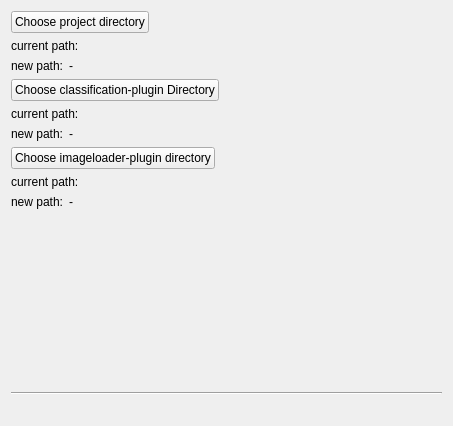
The window that globalsettingswidget.ui (Joensw/RCAIT) describes before a commit, drawn with Qt 5.
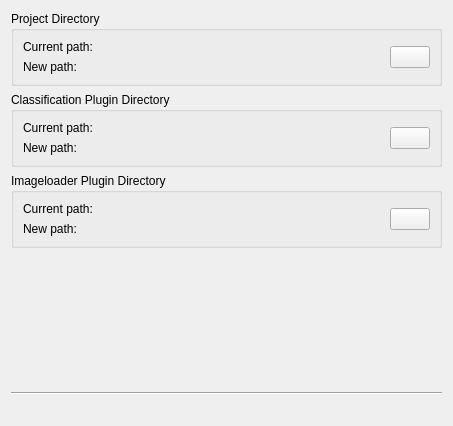
The same window after the commit. Icons and pictures are not drawn.

Commit message: Revamp 'Global settings' widget

The edit to the form file:
```diff
--- a/globalsettingswidget.ui
+++ b/globalsettingswidget.ui
@@ -13,32 +13,38 @@
   <property name="windowTitle">
    <string>Global settings</string>
   </property>
-  <layout class="QVBoxLayout" name="verticalLayout_5">
-   <item>
-    <layout class="QHBoxLayout" name="horizontalLayout_9">
-     <item>
+  <layout class="QGridLayout" name="gridLayout">
+   <item row="6" column="0">
+    <spacer name="verticalSpacer">
+     <property name="orientation">
+      <enum>Qt::Vertical</enum>
+     </property>
+     <property name="sizeHint" stdset="0">
+      <size>
+       <width>20</width>
+       <height>40</height>
+      </size>
+     </property>
+    </spacer>
+   </item>
+   <item row="0" column="0">
+    <widget class="QGroupBox" name="groupBox">
+     <property name="title">
+      <string>Project Directory</string>
+     </property>
+     <layout class="QGridLayout" name="gridLayout_2" columnstretch="1,0">
+      <item row="0" column="1">
       <widget class="QPushButton" name="pushButton_project">
        <property name="text">
-        <string>Choose project directory</string>
+         <string/>
+        </property>
+        <property name="icon">
+         <iconset resource="UI_Icons.qrc">
+          <normaloff>:/Resources/UISymbols/UI_Folder_Icon.svg</normaloff>:/Resources/UISymbols/UI_Folder_Icon.svg</iconset>
        </property>
       </widget>
      </item>
-     <item>
-      <spacer name="horizontalSpacer_3">
-       <property name="orientation">
-        <enum>Qt::Horizontal</enum>
-       </property>
-       <property name="sizeHint" stdset="0">
-        <size>
-         <width>40</width>
-         <height>20</height>
-        </size>
-       </property>
-      </spacer>
-     </item>
-    </layout>
-   </item>
-   <item>
+      <item row="0" column="0">
     <layout class="QVBoxLayout" name="verticalLayout_3">
      <item>
       <layout class="QHBoxLayout" name="horizontalLayout_6">
@@ -51,7 +57,7 @@
           </sizepolicy>
          </property>
          <property name="text">
-          <string>current path:</string>
+             <string>Current path:</string>
          </property>
         </widget>
        </item>
@@ -78,14 +84,14 @@
           </sizepolicy>
          </property>
          <property name="text">
-          <string>new path:</string>
+             <string>New path:</string>
          </property>
         </widget>
        </item>
        <item>
         <widget class="QLabel" name="label_projectsDir_new">
          <property name="text">
-          <string>-</string>
+             <string/>
          </property>
          <property name="scaledContents">
           <bool>true</bool>
@@ -96,31 +102,57 @@
      </item>
     </layout>
    </item>
+     </layout>
+    </widget>
+   </item>
+   <item row="7" column="0">
+    <layout class="QVBoxLayout" name="verticalLayout_4">
    <item>
-    <layout class="QHBoxLayout" name="horizontalLayout_8">
+      <widget class="Line" name="line">
+       <property name="orientation">
+        <enum>Qt::Horizontal</enum>
+       </property>
+      </widget>
+     </item>
      <item>
+      <widget class="QLabel" name="label_information">
+       <property name="sizePolicy">
+        <sizepolicy hsizetype="Preferred" vsizetype="Maximum">
+         <horstretch>0</horstretch>
+         <verstretch>0</verstretch>
+        </sizepolicy>
+       </property>
+       <property name="styleSheet">
+        <string notr="true">QLabel { color : green; }</string>
+       </property>
+       <property name="text">
+        <string/>
+       </property>
+      </widget>
+     </item>
+    </layout>
+   </item>
+   <item row="3" column="0">
+    <layout class="QHBoxLayout" name="horizontalLayout_8"/>
+   </item>
+   <item row="1" column="0">
+    <widget class="QGroupBox" name="groupBox_2">
+     <property name="title">
+      <string>Classification Plugin Directory</string>
+     </property>
+     <layout class="QGridLayout" name="gridLayout_3" columnstretch="1,0">
+      <item row="0" column="1">
       <widget class="QPushButton" name="pushButton_classification">
        <property name="text">
-        <string>Choose classification-plugin Directory</string>
+         <string/>
+        </property>
+        <property name="icon">
+         <iconset resource="UI_Icons.qrc">
+          <normaloff>:/Resources/UISymbols/UI_Folder_Icon.svg</normaloff>:/Resources/UISymbols/UI_Folder_Icon.svg</iconset>
        </property>
       </widget>
      </item>
-     <item>
-      <spacer name="horizontalSpacer_2">
-       <property name="orientation">
-        <enum>Qt::Horizontal</enum>
-       </property>
-       <property name="sizeHint" stdset="0">
-        <size>
-         <width>40</width>
-         <height>20</height>
-        </size>
-       </property>
-      </spacer>
-     </item>
-    </layout>
-   </item>
-   <item>
+      <item row="0" column="0">
     <layout class="QVBoxLayout" name="verticalLayout_2">
      <item>
       <layout class="QHBoxLayout" name="horizontalLayout_4">
@@ -133,7 +165,7 @@
           </sizepolicy>
          </property>
          <property name="text">
-          <string>current path:</string>
+             <string>Current path:</string>
          </property>
         </widget>
        </item>
@@ -160,14 +192,14 @@
           </sizepolicy>
          </property>
          <property name="text">
-          <string>new path:</string>
+             <string>New path:</string>
          </property>
         </widget>
        </item>
        <item>
         <widget class="QLabel" name="label_classificationDir_new">
          <property name="text">
-          <string>-</string>
+             <string/>
          </property>
          <property name="scaledContents">
           <bool>false</bool>
@@ -178,31 +210,33 @@
      </item>
     </layout>
    </item>
-   <item>
-    <layout class="QHBoxLayout" name="horizontalLayout_7">
-     <item>
+     </layout>
+    </widget>
+   </item>
+   <item row="2" column="0">
+    <widget class="QGroupBox" name="groupBox_3">
+     <property name="title">
+      <string>Imageloader Plugin Directory</string>
+     </property>
+     <layout class="QGridLayout" name="gridLayout_4" columnstretch="1,0">
+      <item row="0" column="1">
       <widget class="QPushButton" name="pushButton_imageLoader">
+        <property name="sizePolicy">
+         <sizepolicy hsizetype="Fixed" vsizetype="Fixed">
+          <horstretch>0</horstretch>
+          <verstretch>0</verstretch>
+         </sizepolicy>
+        </property>
        <property name="text">
-        <string>Choose imageloader-plugin directory</string>
+         <string/>
+        </property>
+        <property name="icon">
+         <iconset resource="UI_Icons.qrc">
+          <normaloff>:/Resources/UISymbols/UI_Folder_Icon.svg</normaloff>:/Resources/UISymbols/UI_Folder_Icon.svg</iconset>
        </property>
       </widget>
      </item>
-     <item>
-      <spacer name="horizontalSpacer">
-       <property name="orientation">
-        <enum>Qt::Horizontal</enum>
-       </property>
-       <property name="sizeHint" stdset="0">
-        <size>
-         <width>40</width>
-         <height>20</height>
-        </size>
-       </property>
-      </spacer>
-     </item>
-    </layout>
-   </item>
-   <item>
+      <item row="0" column="0">
     <layout class="QVBoxLayout" name="verticalLayout">
      <item>
       <layout class="QHBoxLayout" name="horizontalLayout">
@@ -215,7 +249,7 @@
           </sizepolicy>
          </property>
          <property name="text">
-          <string>current path:</string>
+             <string>Current path:</string>
          </property>
         </widget>
        </item>
@@ -233,6 +267,9 @@
      </item>
      <item>
       <layout class="QHBoxLayout" name="horizontalLayout_2">
+          <property name="spacing">
+           <number>0</number>
+          </property>
        <item>
         <widget class="QLabel" name="label_3">
          <property name="sizePolicy">
@@ -242,14 +279,14 @@
           </sizepolicy>
          </property>
          <property name="text">
-          <string>new path:</string>
+             <string>New path:</string>
          </property>
         </widget>
        </item>
        <item>
         <widget class="QLabel" name="label_imageLoaderDir_new">
          <property name="text">
-          <string>-</string>
+             <string/>
          </property>
          <property name="scaledContents">
           <bool>false</bool>
@@ -260,47 +297,10 @@
      </item>
     </layout>
    </item>
-   <item>
-    <spacer name="verticalSpacer">
-     <property name="orientation">
-      <enum>Qt::Vertical</enum>
-     </property>
-     <property name="sizeHint" stdset="0">
-      <size>
-       <width>20</width>
-       <height>40</height>
-      </size>
-     </property>
-    </spacer>
-   </item>
-   <item>
-    <layout class="QVBoxLayout" name="verticalLayout_4">
-     <item>
-      <widget class="Line" name="line">
-       <property name="orientation">
-        <enum>Qt::Horizontal</enum>
-       </property>
-      </widget>
-     </item>
-     <item>
-      <widget class="QLabel" name="label_information">
-       <property name="sizePolicy">
-        <sizepolicy hsizetype="Preferred" vsizetype="Maximum">
-         <horstretch>0</horstretch>
-         <verstretch>0</verstretch>
-        </sizepolicy>
-       </property>
-       <property name="styleSheet">
-        <string notr="true">QLabel { color : green; }</string>
-       </property>
-       <property name="text">
-        <string/>
-       </property>
-      </widget>
-     </item>
-    </layout>
-   </item>
-  </layout>
+     </layout>
+    </widget>
+   </item>
+  </layout>
  </widget>
  <resources/>
  <connections/>
```
Left out of the diff: 6 changed lines with no effect on the pictures. Lines whose indentation alone changed are shown as unchanged.
